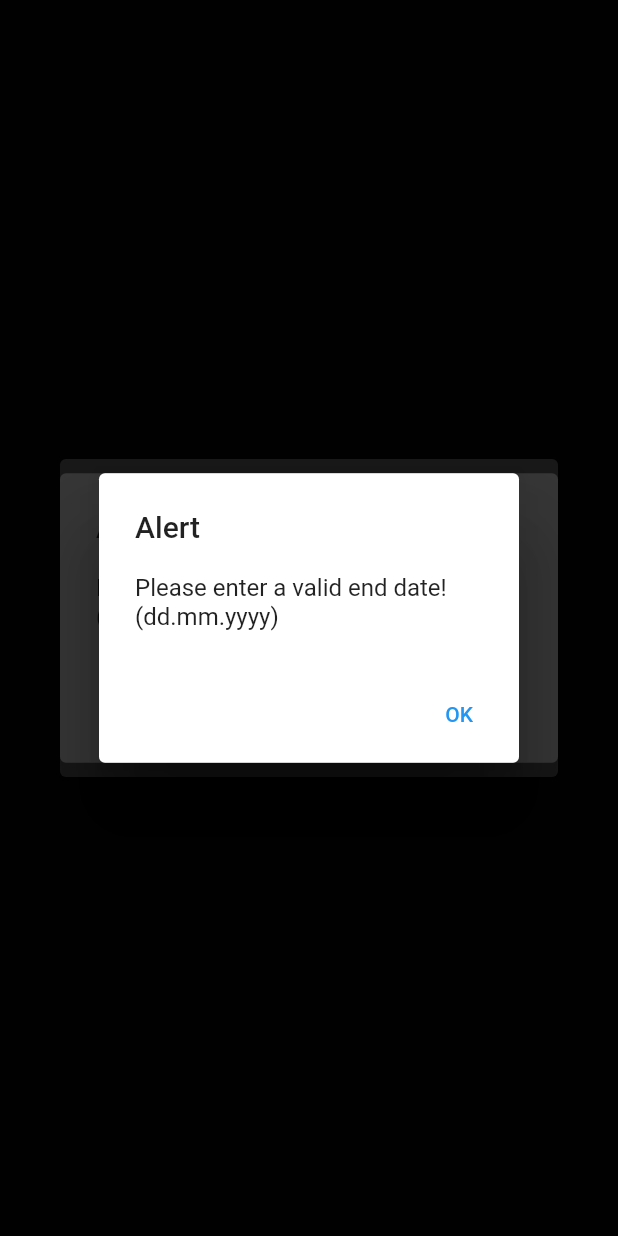
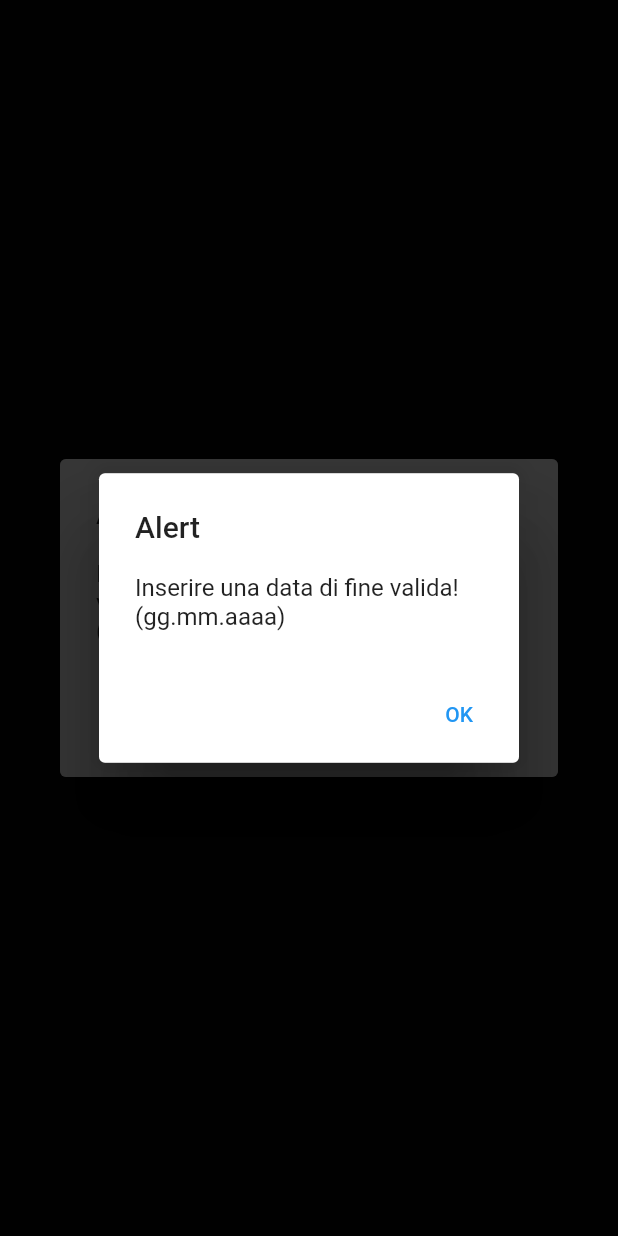
Before and after one commit to SiniMini04/GreenCamp, a Flutter app: what validateFields() shows on an empty page, opened directly, on a phone screen of 412 x 824 dp. Run offline on Flutter 3.47's test engine with Material 2 defaults, Android fonts, the phone set to English and light mode, and no system bars; our stand-ins replace logger, syncfusion_flutter_calendar; missing offline and left inert: desktop_window; network calls fail.

Commit message:
Auf-italienisch-übersetzen:Auf-italienisch-übersetzen:01
Alles auf italienisch übergesetzt

```diff
--- a/greencamp/lib/datenbankabfrage.dart
+++ b/greencamp/lib/datenbankabfrage.dart
@@ -40,7 +40,7 @@ Future<List<int>> selctAllCampsites(String shownDate) async {
 
     return campNrList;
   } else {
-    throw Exception('Fehler beim Abrufen der Daten');
+    throw Exception('Errore durante il recupero dei dati');
   }
 }
 
@@ -57,7 +57,7 @@ Future<List<dynamic>> selectQuery(int campNr, String ende) async {
 
     return jsonData;
   } else {
-    throw Exception('Fehler beim Abrufen der Daten');
+    throw Exception('Errore durante il recupero dei dati');
   }
 }
 
@@ -210,7 +210,7 @@ Future<void> updateData(vorname, name, strasse, plzOrt, land, kreditkarteNr,
           "kundid": firstKundId.toString() // Umwandlung in String
         });
   } else {
-    throw Exception('Fehler beim Abrufen der KundId');
+    throw Exception('Errore durante il recupero del file KundId');
   }
 }
 
--- a/greencamp/lib/delete.dart
+++ b/greencamp/lib/delete.dart
@@ -33,7 +33,7 @@ Future<void> deleteUser(BuildContext context, int campNr, String date) async {
                 children: [
                   Expanded(
                       child: const Text(
-                          'Sind Sie sicher, dass Sie die Reservation löschen wollen?:',
+                          'È sicuro di voler cancellare la prenotazione?:',
                           style: TextStyle(fontWeight: FontWeight.bold))),
                 ],
               ),
@@ -46,14 +46,14 @@ Future<void> deleteUser(BuildContext context, int campNr, String date) async {
                             Navigator.of(context).pop();
                             positioninfos(context, campNr, date);
                           },
-                          child: Text('Löschen'))),
+                          child: Text('Cancellare'))),
                   Expanded(
                       child: TextButton(
                           onPressed: () {
                             Navigator.of(context).pop();
                             gridInfoAfterInsert(context, campNr, date);
                           },
-                          child: Text('Abbrechen')))
+                          child: Text('Annullamento')))
                 ],
               ),
             ],
--- a/greencamp/lib/gridBearbeiten.dart
+++ b/greencamp/lib/gridBearbeiten.dart
@@ -58,30 +58,30 @@ bool validateFields(BuildContext context) {
       !isMietEndeValid) {
     if (!isMailValid) {
       showAlertDialog(context,
-          "Please enter a valid E-mail address! \n(max.musterman@mustermail.ch)");
+          "Inserisci un indirizzo e-mail valido! \n(mario.rossi@esempio.it)");
     }
     if (!isTelefonValid) {
       showAlertDialog(
-          context, "Please enter a valid phone number! \n(+41 12 345 67 89)");
+          context, "Inserisci un numero di telefono valido! \n(+39 0123456789)");
     }
     if (!isStrasseValid) {
       showAlertDialog(context,
-          "Please enter a valid street address! \n(Maxmusterstrasse 5b)");
+          "Inserisci un indirizzo stradale valido! \n(Via Roma 10b)");
     }
     if (!isPlzOrtValid) {
       showAlertDialog(context,
-          "Please enter a valid postal code and city! \n(8500 Frauenfeld)");
+          "Inserire un codice postale e una città validi! \n(00100 Rom)");
     }
     if (!isKreditKarteValid) {
       showAlertDialog(context,
-          "Please enter a valid credit card number! \n(1234 5678 1234 5678)");
+          "Inserisci un numero di carta di credito valido! \n(1234 5678 1234 5678)");
     }
     if (!isMietBeginnValid) {
       showAlertDialog(
-          context, "Please enter a valid start date! \n(dd.mm.yyyy)");
+          context, "Inserire una data di inizio valida! \n(gg.mm.aaaa)");
     }
     if (!isMietEndeValid) {
-      showAlertDialog(context, "Please enter a valid end date! \n(dd.mm.yyyy)");
+      showAlertDialog(context, "Inserire una data di fine valida! \n(gg.mm.aaaa)");
     }
     validation = false;
   }
@@ -168,17 +168,17 @@ Future<void> changeUser(BuildContext context, int campNr, String date) async {
               Row(
                 children: [
                   Expanded(
-                      child: const Text('Person:',
+                      child: const Text('Persona:',
                           style: TextStyle(fontWeight: FontWeight.bold))),
                 ],
               ),
               Row(
                 children: [
-                  Expanded(child: const Text('Vorname:')),
+                  Expanded(child: const Text('Nome:')),
                   Flexible(
                     child: TextField(
                       decoration: const InputDecoration(
-                        hintText: 'z.B. Peter',
+                        hintText: 'ad esempio Mario',
                       ),
                       controller: TextEditingController(text: vorname),
                       onChanged: (value) {
@@ -194,11 +194,11 @@ Future<void> changeUser(BuildContext context, int campNr, String date) async {
               ),
               Row(
                 children: [
-                  Expanded(child: const Text('Nachname:')),
+                  Expanded(child: const Text('Cognome:')),
                   Flexible(
                     child: TextField(
                       decoration: const InputDecoration(
-                        hintText: 'z.b. Müller',
+                        hintText: 'ad esempio Rossi',
                       ),
                       controller: TextEditingController(text: nachname),
                       onChanged: (value) {
@@ -218,7 +218,7 @@ Future<void> changeUser(BuildContext context, int campNr, String date) async {
                   Flexible(
                     child: TextField(
                       decoration: const InputDecoration(
-                        hintText: 'max.musterman@mustermail.ch',
+                        hintText: 'ad esempio mario.rossi@esempio.it',
                       ),
                       controller: TextEditingController(text: mail),
                       onChanged: (value) {
@@ -230,11 +230,11 @@ Future<void> changeUser(BuildContext context, int campNr, String date) async {
               ),
               Row(
                 children: [
-                  Expanded(child: const Text('Telefon:')),
+                  Expanded(child: const Text('Telefono:')),
                   Flexible(
                     child: TextField(
                       decoration: const InputDecoration(
-                        hintText: 'z.b. +41 12 345 67 89',
+                        hintText: 'ad esempio +39 0123456789',
                       ),
                       controller: TextEditingController(text: telefon),
                       onChanged: (value) {
@@ -249,17 +249,17 @@ Future<void> changeUser(BuildContext context, int campNr, String date) async {
               Row(
                 children: [
                   Expanded(
-                      child: const Text('Adresse:',
+                      child: const Text('Indirizzo:',
                           style: TextStyle(fontWeight: FontWeight.bold))),
                 ],
               ),
               Row(
                 children: [
-                  Expanded(child: const Text('Strasse:')),
+                  Expanded(child: const Text('Via:')),
                   Flexible(
                     child: TextField(
                       decoration: const InputDecoration(
-                        hintText: 'z.B. Maxmusterstrasse 5b',
+                        hintText: 'ad esempio Via Roma 10b',
                       ),
                       controller: TextEditingController(text: strasse),
                       onChanged: (value) {
@@ -271,11 +271,11 @@ Future<void> changeUser(BuildContext context, int campNr, String date) async {
               ),
               Row(
                 children: [
-                  Expanded(child: const Text('PLZ/Ort:')),
+                  Expanded(child: const Text('Codice postale/luogo:')),
                   Flexible(
                     child: TextField(
                       decoration: const InputDecoration(
-                        hintText: 'z.b. 8500 Frauenfeld',
+                        hintText: 'ad esempio 00100 Rom',
                       ),
                       controller: TextEditingController(text: plzOrt),
                       onChanged: (value) {
@@ -287,11 +287,11 @@ Future<void> changeUser(BuildContext context, int campNr, String date) async {
               ),
               Row(
                 children: [
-                  Expanded(child: const Text('Land:')),
+                  Expanded(child: const Text('Paese:')),
                   Flexible(
                     child: TextField(
                       decoration: const InputDecoration(
-                        hintText: 'z.b. Schweiz',
+                        hintText: 'ad esempio Italia',
                       ),
                       controller: TextEditingController(text: land),
                       onChanged: (value) {
@@ -310,17 +310,17 @@ Future<void> changeUser(BuildContext context, int campNr, String date) async {
               Row(
                 children: [
                   Expanded(
-                      child: const Text('Zahlungsmittel:',
+                      child: const Text('Mezzi di pagamento:',
                           style: TextStyle(fontWeight: FontWeight.bold))),
                 ],
               ),
               Row(
                 children: [
-                  Expanded(child: const Text('Kreditkarte:')),
+                  Expanded(child: const Text('Carta di credito:')),
                   Flexible(
                     child: TextField(
                       decoration: const InputDecoration(
-                        hintText: 'z.b. 1234 5678 9123 4567',
+                        hintText: 'ad esempio 1234 5678 9123 4567',
                       ),
                       controller: TextEditingController(text: kreditKarte),
                       onChanged: (value) {
@@ -335,13 +335,13 @@ Future<void> changeUser(BuildContext context, int campNr, String date) async {
               Row(
                 children: [
                   Expanded(
-                      child: const Text('Miete:',
+                      child: const Text('Affitto:',
                           style: TextStyle(fontWeight: FontWeight.bold))),
                 ],
               ),
               Row(
                 children: [
-                  Expanded(child: const Text('Miet Beginn:')),
+                  Expanded(child: const Text('Inizio noleggio:')),
                   Flexible(
                     child: TextField(
                       decoration: const InputDecoration(
@@ -358,7 +358,7 @@ Future<void> changeUser(BuildContext context, int campNr, String date) async {
               const SizedBox(height: 8),
               Row(
                 children: [
-                  Expanded(child: const Text('Miete Ende:')),
+                  Expanded(child: const Text('Fine affitto:')),
                   Flexible(
                     child: TextField(
                       decoration: const InputDecoration(
@@ -381,7 +381,7 @@ Future<void> changeUser(BuildContext context, int campNr, String date) async {
                             Navigator.of(context).pop();
                             gridInfoAfterInsert(context, campNr, date);
                           },
-                          child: Text('Abbrechen'))),
+                          child: Text('Annullamento'))),
                   Expanded(
                       child: TextButton(
                           onPressed: () async {
@@ -402,7 +402,7 @@ Future<void> changeUser(BuildContext context, int campNr, String date) async {
                               gridInfoAfterInsert(context, campNr, date);
                             }
                           },
-                          child: Text('Speichern')))
+                          child: Text('Risparmiare')))
                 ],
               ),
             ],
--- a/greencamp/lib/inputrenter.dart
+++ b/greencamp/lib/inputrenter.dart
@@ -57,30 +57,30 @@ bool validateFields(BuildContext context) {
       !isMietEndeValid) {
     if (!isMailValid) {
       showAlertDialog(context,
-          "Please enter a valid E-mail address! \n(max.musterman@mustermail.ch)");
+          "Inserisci un indirizzo e-mail valido! \n(mario.rossi@esempio.it)");
     }
     if (!isTelefonValid) {
       showAlertDialog(
-          context, "Please enter a valid phone number! \n(+41 12 345 67 89)");
+          context, "Inserisci un numero di telefono valido! \n(+39 0123456789)");
     }
     if (!isStrasseValid) {
       showAlertDialog(context,
-          "Please enter a valid street address! \n(Maxmusterstrasse 5b)");
+          "Inserisci un indirizzo stradale valido! \n(Via Roma 10b)");
     }
     if (!isPlzOrtValid) {
       showAlertDialog(context,
-          "Please enter a valid postal code and city! \n(8500 Frauenfeld)");
+          "Inserire un codice postale e una città validi! \n(00100 Rom)");
     }
     if (!isKreditKarteValid) {
       showAlertDialog(context,
-          "Please enter a valid credit card number! \n(1234 5678 1234 5678)");
+          "Inserisci un numero di carta di credito valido! \n(1234 5678 1234 5678)");
     }
     if (!isMietBeginnValid) {
       showAlertDialog(
-          context, "Please enter a valid start date! \n(dd.mm.yyyy)");
+          context, "Inserire una data di inizio valida! \n(gg.mm.aaaa)");
     }
     if (!isMietEndeValid) {
-      showAlertDialog(context, "Please enter a valid end date! \n(dd.mm.yyyy)");
+      showAlertDialog(context, "Inserire una data di fine valida! \n(gg.mm.aaaa)");
     }
     validation = false;
   }
@@ -117,17 +117,17 @@ Future<void> inputRenter(BuildContext context, int campNr, String date) async {
               Row(
                 children: [
                   Expanded(
-                      child: const Text('Person:',
+                      child: const Text('Persona:',
                           style: TextStyle(fontWeight: FontWeight.bold))),
                 ],
               ),
               Row(
                 children: [
-                  Expanded(child: const Text('Vorname:')),
+                  Expanded(child: const Text('Nome:')),
                   Flexible(
                     child: TextField(
                       decoration: const InputDecoration(
-                        hintText: 'z.B. Peter',
+                        hintText: 'ad esempio Mario',
                       ),
                       controller: TextEditingController(text: ''),
                       onChanged: (value) {
@@ -143,11 +143,11 @@ Future<void> inputRenter(BuildContext context, int campNr, String date) async {
               ),
               Row(
                 children: [
-                  Expanded(child: const Text('Nachname:')),
+                  Expanded(child: const Text('Cognome:')),
                   Flexible(
                     child: TextField(
                       decoration: const InputDecoration(
-                        hintText: 'z.b. Müller',
+                        hintText: 'ad esempio Rossi',
                       ),
                       controller: TextEditingController(text: ''),
                       onChanged: (value) {
@@ -167,7 +167,7 @@ Future<void> inputRenter(BuildContext context, int campNr, String date) async {
                   Flexible(
                     child: TextField(
                       decoration: const InputDecoration(
-                        hintText: 'max.musterman@mustermail.ch',
+                        hintText: 'ad esempio mario.rossi@esempio.it',
                       ),
                       controller: TextEditingController(text: ''),
                       onChanged: (value) {
@@ -179,11 +179,11 @@ Future<void> inputRenter(BuildContext context, int campNr, String date) async {
               ),
               Row(
                 children: [
-                  Expanded(child: const Text('Telefon:')),
+                  Expanded(child: const Text('Telefono:')),
                   Flexible(
                     child: TextField(
                       decoration: const InputDecoration(
-                        hintText: 'z.b. +41 12 345 67 89',
+                        hintText: 'ad esempio +39 0123456789',
                       ),
                       controller: TextEditingController(text: ''),
                       onChanged: (value) {
@@ -198,17 +198,17 @@ Future<void> inputRenter(BuildContext context, int campNr, String date) async {
               Row(
                 children: [
                   Expanded(
-                      child: const Text('Adresse:',
+                      child: const Text('Indirizzo:',
                           style: TextStyle(fontWeight: FontWeight.bold))),
                 ],
               ),
               Row(
                 children: [
-                  Expanded(child: const Text('Strasse:')),
+                  Expanded(child: const Text('Via:')),
                   Flexible(
                     child: TextField(
                       decoration: const InputDecoration(
-                        hintText: 'z.B. Maxmusterstrasse 5b',
+                        hintText: 'ad esempio Via Roma 10b',
                       ),
                       controller: TextEditingController(text: ''),
                       onChanged: (value) {
@@ -220,11 +220,11 @@ Future<void> inputRenter(BuildContext context, int campNr, String date) async {
               ),
               Row(
                 children: [
-                  Expanded(child: const Text('PLZ/Ort:')),
+                  Expanded(child: const Text('Codice postale/luogo:')),
                   Flexible(
                     child: TextField(
                       decoration: const InputDecoration(
-                        hintText: 'z.b. 8500 Frauenfeld',
+                        hintText: 'ad esempio 00100 Rom',
                       ),
                       controller: TextEditingController(text: ''),
                       onChanged: (value) {
@@ -236,11 +236,11 @@ Future<void> inputRenter(BuildContext context, int campNr, String date) async {
               ),
               Row(
                 children: [
-                  Expanded(child: const Text('Land:')),
+                  Expanded(child: const Text('Paese:')),
                   Flexible(
                     child: TextField(
                       decoration: const InputDecoration(
-                        hintText: 'z.b. Schweiz',
+                        hintText: 'ad esempio Italia',
                       ),
                       controller: TextEditingController(text: ''),
                       onChanged: (value) {
@@ -259,17 +259,17 @@ Future<void> inputRenter(BuildContext context, int campNr, String date) async {
               Row(
                 children: [
                   Expanded(
-                      child: const Text('Zahlungsmittel:',
+                      child: const Text('Mezzi di pagamento:',
                           style: TextStyle(fontWeight: FontWeight.bold))),
                 ],
               ),
               Row(
                 children: [
-                  Expanded(child: const Text('Kreditkarte:')),
+                  Expanded(child: const Text('Carta di credito:')),
                   Flexible(
                     child: TextField(
                       decoration: const InputDecoration(
-                        hintText: 'z.b. 1234 5678 9123 4567',
+                        hintText: 'ad esempio 1234 5678 9123 4567',
                       ),
                       controller: TextEditingController(text: ''),
                       onChanged: (value) {
@@ -284,13 +284,13 @@ Future<void> inputRenter(BuildContext context, int campNr, String date) async {
               Row(
                 children: [
                   Expanded(
-                      child: const Text('Miete:',
+                      child: const Text('Affitto:',
                           style: TextStyle(fontWeight: FontWeight.bold))),
                 ],
               ),
               Row(
                 children: [
-                  Expanded(child: const Text('Miet Beginn:')),
+                  Expanded(child: const Text('Inizio noleggio:')),
                   Flexible(
                     child: TextField(
                       decoration: const InputDecoration(
@@ -307,7 +307,7 @@ Future<void> inputRenter(BuildContext context, int campNr, String date) async {
               const SizedBox(height: 8),
               Row(
                 children: [
-                  Expanded(child: const Text('Miete Ende:')),
+                  Expanded(child: const Text('Fine affitto:')),
                   Flexible(
                     child: TextField(
                       decoration: const InputDecoration(
@@ -344,7 +344,7 @@ Future<void> inputRenter(BuildContext context, int campNr, String date) async {
                               gridInfoAfterInsert(context, campNr, date);
                             }
                           },
-                          child: Text('Speichern')))
+                          child: Text('Risparmiare')))
                 ],
               ),
             ],
--- a/greencamp/lib/logout.dart
+++ b/greencamp/lib/logout.dart
@@ -31,7 +31,7 @@ Future<void> logUserOut(BuildContext context) async {
                 children: [
                   Expanded(
                       child: const Text(
-                          'Sind Sie sicher, dass Sie sich ausloggen wollen?',
+                          'È sicuro di volersi disconnettere?',
                           style: TextStyle(fontWeight: FontWeight.bold))),
                 ],
               ),
@@ -43,13 +43,13 @@ Future<void> logUserOut(BuildContext context) async {
                             changeIfUserIsLoggedIn(false);
                             Navigator.of(context).pop();
                           },
-                          child: Text('Ausloggen'))),
+                          child: Text('Disconnettersi'))),
                   Expanded(
                       child: TextButton(
                           onPressed: () {
                             Navigator.of(context).pop();
                           },
-                          child: Text('Abbrechen')))
+                          child: Text('Annullamento')))
                 ],
               ),
             ],
--- a/greencamp/lib/main.dart
+++ b/greencamp/lib/main.dart
@@ -201,7 +201,7 @@ class _MyAppState extends State<MyApp> {
                                       primary: Colors.white,
                                     ),
                                     child: Text(
-                                      'Kalender',
+                                      'Calendario',
                                       textAlign: TextAlign.center,
                                     ),
                                   ),
@@ -229,11 +229,11 @@ class _MyAppState extends State<MyApp> {
                                     ),
                                     child: isTheUserLoggedIn
                                         ? Text(
-                                            'Log out',
+                                            'Disconnettersi',
                                             textAlign: TextAlign.center,
                                           )
                                         : Text(
-                                            'Einloggen',
+                                            'Accedi',
                                             textAlign: TextAlign.center,
                                           ),
                                   ),
```
Also changed, not shown: greencamp/lib/gridInfoInsert.dart (+14 -14 lines), greencamp/lib/gridinfos.dart (+14 -14 lines), greencamp/lib/login.dart (+6 -6 lines), greencamp/pubspec.lock, 1 other file.
